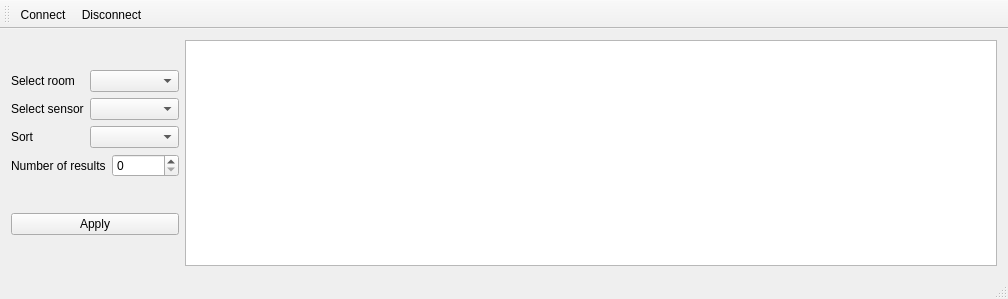
albert828/Bazy-Danych, file Software/Qt/mainwindow.ui: the form before one commit.
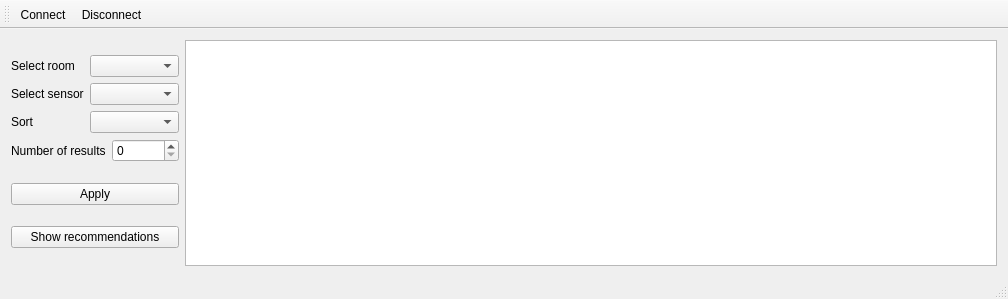
The form after the commit.

Patch:
```diff
--- a/Software/Qt/mainwindow.ui
+++ b/Software/Qt/mainwindow.ui
@@ -88,6 +88,13 @@
         </property>
        </widget>
       </item>
+      <item>
+       <widget class="QPushButton" name="recommendations">
+        <property name="text">
+         <string>Show recommendations</string>
+        </property>
+       </widget>
+      </item>
      </layout>
     </item>
     <item row="0" column="1">
```
